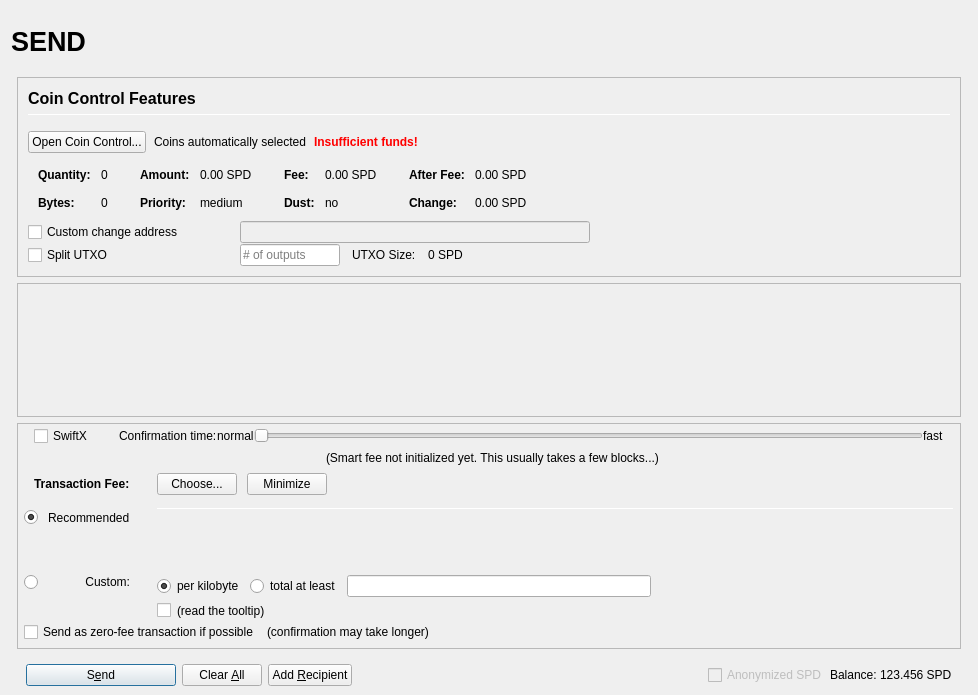
Old version of the form src/qt/forms/sendcoinsdialog.ui in the repository Stipend-Developer/stipend-core.
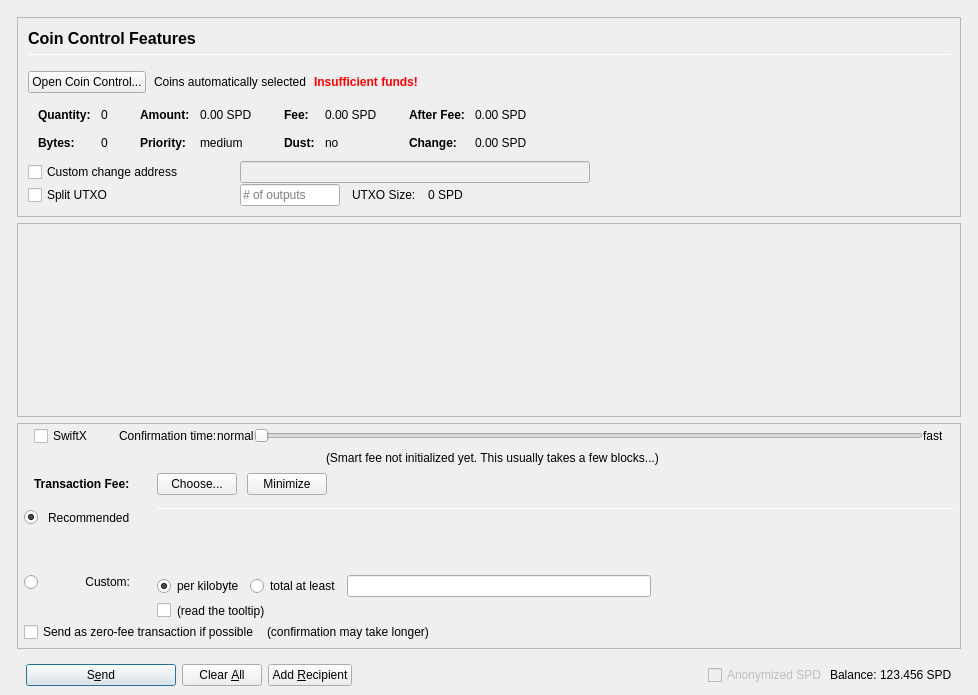
New version of the form. Icons and pictures are not drawn. Custom widgets are drawn as their Qt base class.

Commit message: Mine Genesis, Update QT Wallet Layout

What changed in the file:
```diff
--- a/src/qt/forms/sendcoinsdialog.ui
+++ b/src/qt/forms/sendcoinsdialog.ui
@@ -53,79 +53,10 @@
          <number>0</number>
         </property>
         <item>
-         <layout class="QHBoxLayout" name="horizontalLayout_Header" stretch="1,0,1">
+         <layout class="QHBoxLayout" name="horizontalLayout_Header" stretch="">
           <property name="spacing">
            <number>6</number>
           </property>
-          <item>
-           <widget class="QLabel" name="labelOverviewHeaderLeft">
-            <property name="minimumSize">
-             <size>
-              <width>464</width>
-              <height>60</height>
-             </size>
-            </property>
-            <property name="maximumSize">
-             <size>
-              <width>16777215</width>
-              <height>60</height>
-             </size>
-            </property>
-            <property name="font">
-             <font>
-              <pointsize>20</pointsize>
-              <weight>75</weight>
-              <bold>true</bold>
-             </font>
-            </property>
-            <property name="text">
-             <string>SEND</string>
-            </property>
-            <property name="alignment">
-             <set>Qt::AlignLeading|Qt::AlignLeft|Qt::AlignVCenter</set>
-            </property>
-           </widget>
-          </item>
-          <item>
-           <spacer name="horizontalSpacer_Header">
-            <property name="orientation">
-             <enum>Qt::Horizontal</enum>
-            </property>
-            <property name="sizeHint" stdset="0">
-             <size>
-              <width>40</width>
-              <height>20</height>
-             </size>
-            </property>
-           </spacer>
-          </item>
-          <item>
-           <widget class="QLabel" name="labelOverviewHeaderRight">
-            <property name="minimumSize">
-             <size>
-              <width>464</width>
-              <height>60</height>
-             </size>
-            </property>
-            <property name="maximumSize">
-             <size>
-              <width>16777215</width>
-              <height>60</height>
-             </size>
-            </property>
-            <property name="font">
-             <font>
-              <pointsize>14</pointsize>
-             </font>
-            </property>
-            <property name="text">
-             <string/>
-            </property>
-            <property name="alignment">
-             <set>Qt::AlignRight|Qt::AlignTrailing|Qt::AlignVCenter</set>
-            </property>
-           </widget>
-          </item>
          </layout>
         </item>
        </layout>
@@ -898,7 +829,7 @@
              <x>0</x>
              <y>0</y>
              <width>944</width>
-             <height>69</height>
+             <height>116</height>
             </rect>
            </property>
            <layout class="QVBoxLayout" name="verticalLayout_2" stretch="0,1">
```
Left out of the diff: 2 changed lines with no effect on the pictures. The commit also changes 106 other files.
